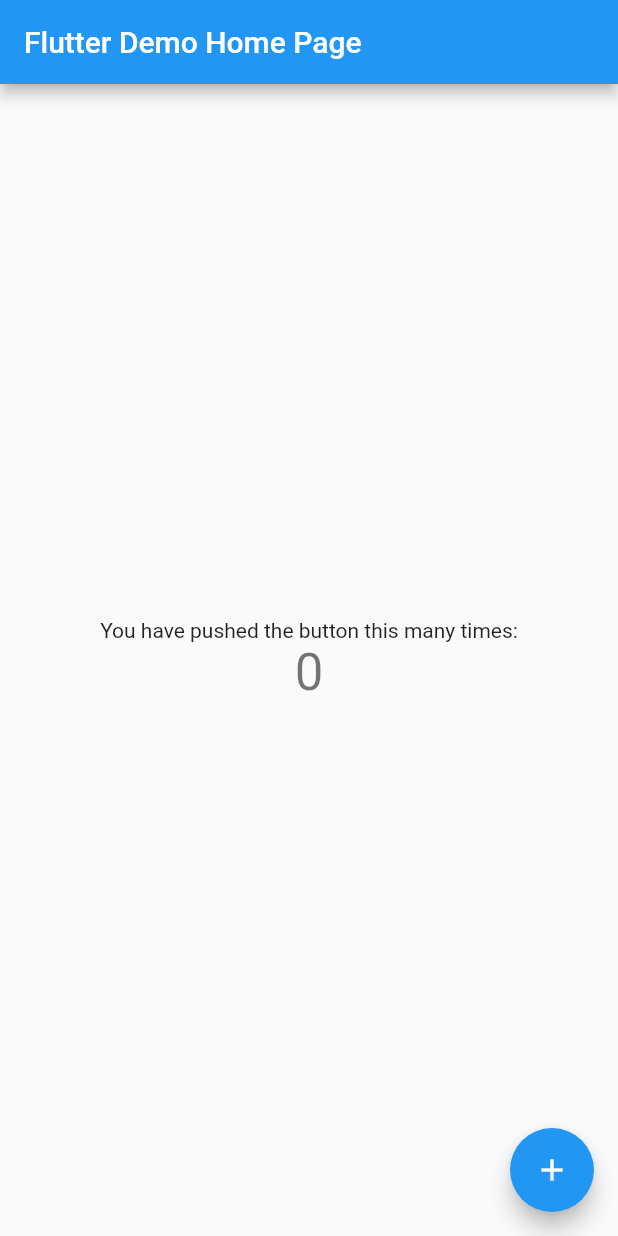
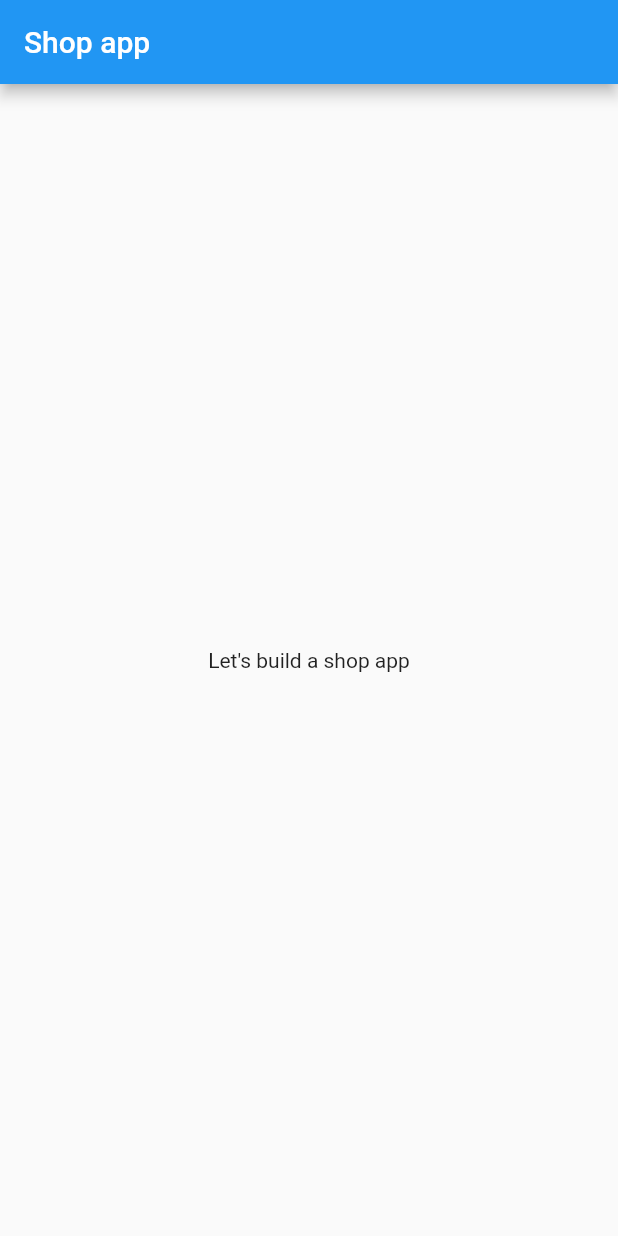
Before and after one commit to laodeshaldanfalih/flutter_shop_app, a Flutter app: the screen it shows after launch, on a phone screen of 412 x 824 dp. Run offline on Flutter 3.47's test engine with Material 2 defaults, Android fonts, the phone set to English and light mode, and no system bars.

Commit message:
menambahkan models dan screens file

```diff
--- a/lib/main.dart
+++ b/lib/main.dart
@@ -13,103 +13,25 @@ class MyApp extends StatelessWidget {
     return MaterialApp(
       title: 'Flutter Demo',
       theme: ThemeData(
-        // This is the theme of your application.
-        //
-        // Try running your application with "flutter run". You'll see the
-        // application has a blue toolbar. Then, without quitting the app, try
-        // changing the primarySwatch below to Colors.green and then invoke
-        // "hot reload" (press "r" in the console where you ran "flutter run",
-        // or simply save your changes to "hot reload" in a Flutter IDE).
-        // Notice that the counter didn't reset back to zero; the application
-        // is not restarted.
         primarySwatch: Colors.blue,
       ),
-      home: const MyHomePage(title: 'Flutter Demo Home Page'),
+      home: const MyHomePage(),
     );
   }
 }
 
-class MyHomePage extends StatefulWidget {
-  const MyHomePage({Key? key, required this.title}) : super(key: key);
-
-  // This widget is the home page of your application. It is stateful, meaning
-  // that it has a State object (defined below) that contains fields that affect
-  // how it looks.
-
-  // This class is the configuration for the state. It holds the values (in this
-  // case the title) provided by the parent (in this case the App widget) and
-  // used by the build method of the State. Fields in a Widget subclass are
-  // always marked "final".
-
-  final String title;
-
-  @override
-  State<MyHomePage> createState() => _MyHomePageState();
-}
-
-class _MyHomePageState extends State<MyHomePage> {
-  int _counter = 0;
-
-  void _incrementCounter() {
-    setState(() {
-      // This call to setState tells the Flutter framework that something has
-      // changed in this State, which causes it to rerun the build method below
-      // so that the display can reflect the updated values. If we changed
-      // _counter without calling setState(), then the build method would not be
-      // called again, and so nothing would appear to happen.
-      _counter++;
-    });
-  }
+class MyHomePage extends StatelessWidget {
+  const MyHomePage({Key? key}) : super(key: key);
 
   @override
   Widget build(BuildContext context) {
-    // This method is rerun every time setState is called, for instance as done
-    // by the _incrementCounter method above.
-    //
-    // The Flutter framework has been optimized to make rerunning build methods
-    // fast, so that you can just rebuild anything that needs updating rather
-    // than having to individually change instances of widgets.
     return Scaffold(
       appBar: AppBar(
-        // Here we take the value from the MyHomePage object that was created by
-        // the App.build method, and use it to set our appbar title.
-        title: Text(widget.title),
+        title: Text("Shop app"),
       ),
       body: Center(
-        // Center is a layout widget. It takes a single child and positions it
-        // in the middle of the parent.
-        child: Column(
-          // Column is also a layout widget. It takes a list of children and
-          // arranges them vertically. By default, it sizes itself to fit its
-          // children horizontally, and tries to be as tall as its parent.
-          //
-          // Invoke "debug painting" (press "p" in the console, choose the
-          // "Toggle Debug Paint" action from the Flutter Inspector in Android
-          // Studio, or the "Toggle Debug Paint" command in Visual Studio Code)
-          // to see the wireframe for each widget.
-          //
-          // Column has various properties to control how it sizes itself and
-          // how it positions its children. Here we use mainAxisAlignment to
-          // center the children vertically; the main axis here is the vertical
-          // axis because Columns are vertical (the cross axis would be
-          // horizontal).
-          mainAxisAlignment: MainAxisAlignment.center,
-          children: <Widget>[
-            const Text(
-              'You have pushed the button this many times:',
-            ),
-            Text(
-              '$_counter',
-              style: Theme.of(context).textTheme.headline4,
-            ),
-          ],
-        ),
+        child: Text("Let\'s build a shop app"),
       ),
-      floatingActionButton: FloatingActionButton(
-        onPressed: _incrementCounter,
-        tooltip: 'Increment',
-        child: const Icon(Icons.add),
-      ), // This trailing comma makes auto-formatting nicer for build methods.
     );
   }
 }
--- /dev/null
+++ b/lib/models/models.dart
@@ -0,0 +1 @@
+export 'product.dart';
--- /dev/null
+++ b/lib/screens/products_overview_screen.dart
@@ -0,0 +1,11 @@
+import 'package:flutter/material.dart';
+import 'package:shop_app/models/models.dart';
+
+class ProductsOverviewScreen extends StatelessWidget {
+  // final List<Product> loadesProduct = {}
+
+  @override
+  Widget build(BuildContext recontext) {
+    return Scaffold();
+  }
+}
```
Also changed, not shown: lib/models/product.dart (added, +17 -0 lines).
